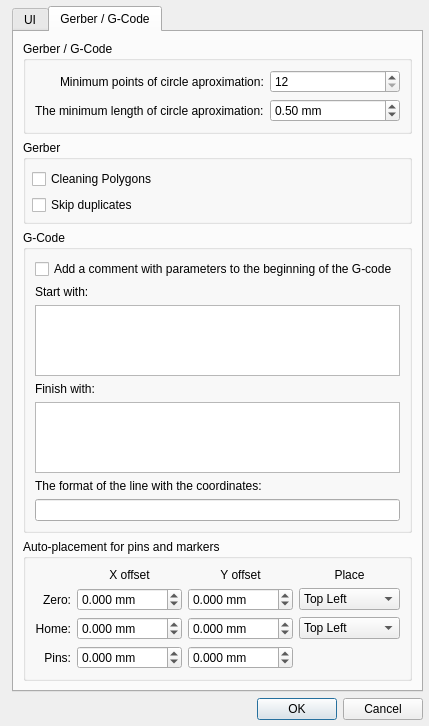
The window that G2G/settingsdialog.ui (XRay3D/GERBER_X3) describes before a commit, drawn with Qt 5.
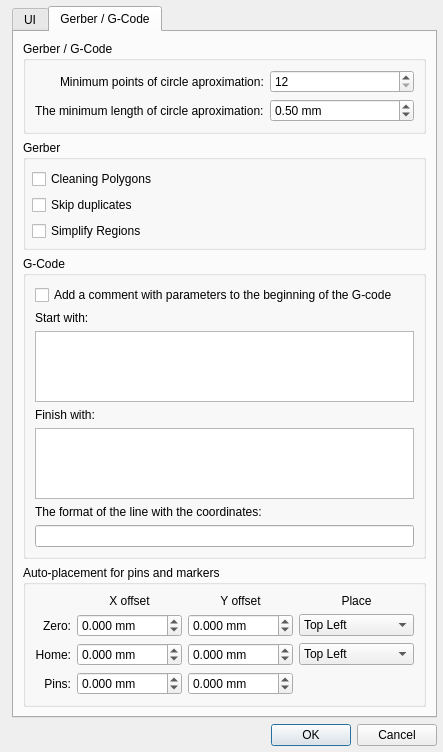
The same window after the commit. Custom widgets are drawn as their Qt base class.

What changed in the file:
```diff
--- a/G2G/settingsdialog.ui
+++ b/G2G/settingsdialog.ui
@@ -6,8 +6,8 @@
    <rect>
     <x>0</x>
     <y>0</y>
-    <width>419</width>
-    <height>664</height>
+    <width>443</width>
+    <height>716</height>
    </rect>
   </property>
   <property name="windowTitle">
@@ -305,6 +305,13 @@
             </property>
            </widget>
           </item>
+          <item>
+           <widget class="QCheckBox" name="chbxSimplifyRegions">
+            <property name="text">
+             <string>Simplify Regions</string>
+            </property>
+           </widget>
+          </item>
          </layout>
         </widget>
        </item>
```
